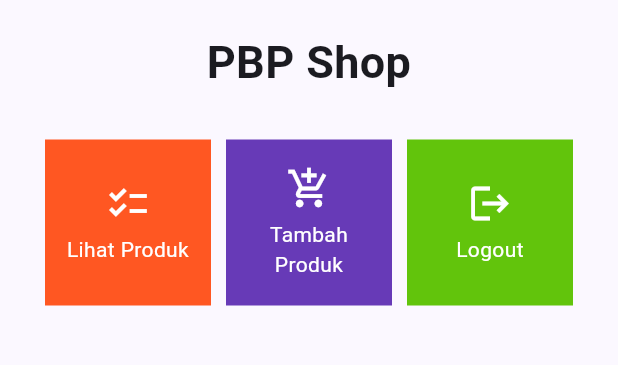
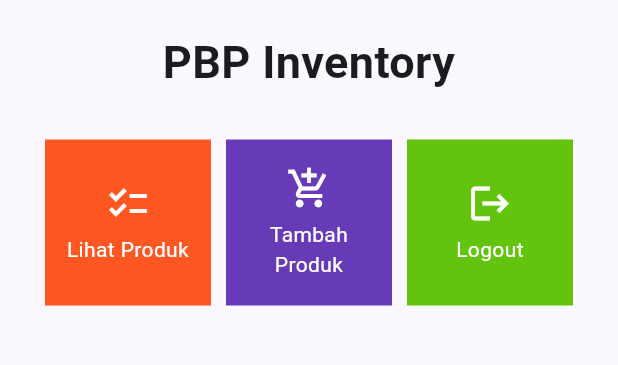
Before and after one commit to reyhanwiyasa/rey_inventory_mobile, a Flutter app: the screen it shows after launch, on a phone screen of 412 x 824 dp, the part 84-449 px from its top. Run offline on Flutter 3.47's test engine with Material 2 defaults, Android fonts, the phone set to English and light mode, and no system bars.

Commit message:
update lagi push tugas 7

```diff
--- a/rey_inventory/lib/menu.dart
+++ b/rey_inventory/lib/menu.dart
@@ -28,7 +28,7 @@ class MyHomePage extends StatelessWidget {
                 padding: EdgeInsets.only(top: 10.0, bottom: 10.0),
                 // Widget Text untuk menampilkan tulisan dengan alignment center dan style yang sesuai
                 child: Text(
-                  'PBP Shop', // Text yang menandakan toko
+                  'PBP Inventory', // Text yang menandakan toko
                   textAlign: TextAlign.center,
                   style: TextStyle(
                     fontSize: 30,
```
